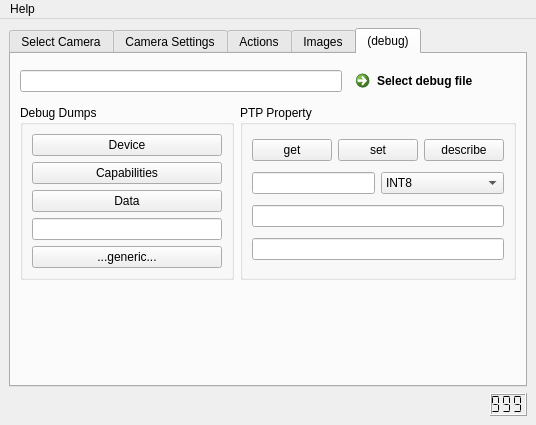
Before: the Qt Designer form camtool/camtool.ui in steveicarus/camctl, drawn with Qt 5.
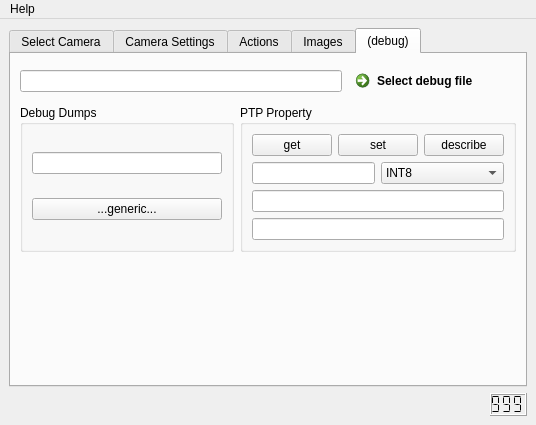
After: the same form once the commit is applied. The open tabs and pages were chosen to show the change.

Commit message:
Rework the MacICACameraControl devuce dump to be a dialog.
Create a dialg box that offers a place to display all
kinds of device details, and set up the CameraControl
classes to use that box. This greatly cleans up the
debug display.

In the process, carry along a start at getting device
information out of the PTP GetDeviceInfo command.

```diff
--- a/camtool/camtool.ui
+++ b/camtool/camtool.ui
@@ -370,27 +370,6 @@
              <bool>false</bool>
             </property>
             <layout class="QVBoxLayout" name="verticalLayout_3" >
-             <item>
-              <widget class="QPushButton" name="dump_device_button" >
-               <property name="text" >
-                <string>Device</string>
-               </property>
-              </widget>
-             </item>
-             <item>
-              <widget class="QPushButton" name="dump_capabilities_button" >
-               <property name="text" >
-                <string>Capabilities</string>
-               </property>
-              </widget>
-             </item>
-             <item>
-              <widget class="QPushButton" name="dump_data_button" >
-               <property name="text" >
-                <string>Data</string>
-               </property>
-              </widget>
-             </item>
              <item>
               <widget class="QLineEdit" name="dump_generic_entry" />
              </item>
```
Left out of the diff: 10 changed lines with no effect on the pictures. The commit also changes 12 other files.
